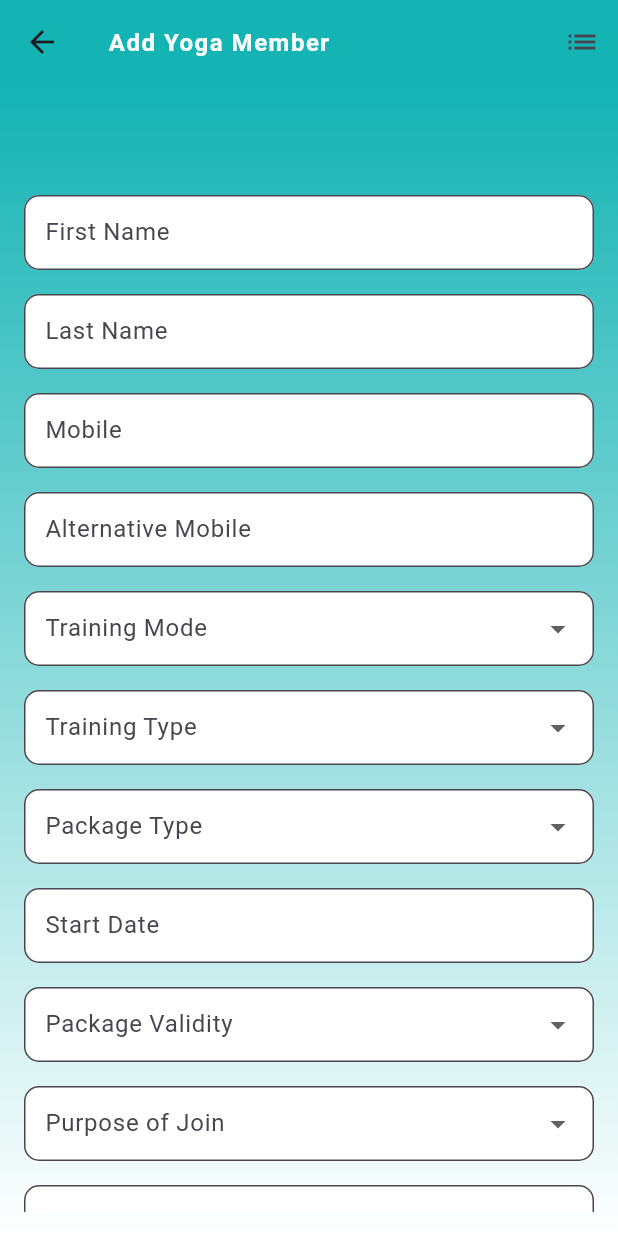
After one commit to mohitchauhanindiaresults/DrSatya, a Flutter app: the AddYogaMemberScreen screen opened directly, on a phone screen of 412 x 824 dp. The commit adds this screen. Run offline on Flutter 3.47's test engine with Material 3 defaults, Android fonts, the light colour scheme and no system bars; our stand-ins replace dio, fluttertoast, shared_preferences, sn_progress_dialog; accounts and stored records are empty.

Commit message:
30 July stable build [Till consultation]

```diff
--- a/lib/main.dart
+++ b/lib/main.dart
@@ -1,4 +1,3 @@
-import 'package:firebase_core/firebase_core.dart';
 import 'package:flutter/material.dart';
 import 'package:satya_new/screens/LoginScreen.dart';
 
--- a/lib/screens/AddEnquiryScreen.dart
+++ b/lib/screens/AddEnquiryScreen.dart
@@ -494,9 +494,7 @@ class _AddEnquiryScreenState extends State<AddEnquiryScreen> {
                       ),
                       SizedBox(height: 15.0),
                       DropdownButtonFormField<String>(
-                        value: sourceController.text.isNotEmpty
-                            ? sourceController.text
-                            : null,
+                        value: sourceController.text.isNotEmpty ? sourceController.text : null,
                         onChanged: (String? value) {
                           setState(() {
                             sourceController.text = value!;
--- /dev/null
+++ b/lib/screens/Yoga/AddYogaMember.dart
@@ -0,0 +1,286 @@
+import 'dart:convert';
+import 'package:dio/dio.dart';
+import 'package:flutter/material.dart';
+import 'package:fluttertoast/fluttertoast.dart';
+import 'package:satya_new/screens/DashboardScreen.dart';
+import 'package:satya_new/utils/Utils.dart';
+import 'package:sn_progress_dialog/progress_dialog.dart';
+
+import 'MemberListing.dart';
+
+class AddYogaMemberScreen extends StatefulWidget {
+  @override
+  _AddYogaMemberScreenState createState() => _AddYogaMemberScreenState();
+}
+
+class _AddYogaMemberScreenState extends State<AddYogaMemberScreen> {
+  TextEditingController firstNameController = TextEditingController();
+  TextEditingController lastNameController = TextEditingController();
+  TextEditingController mobileController = TextEditingController();
+  TextEditingController alternativeMobileController = TextEditingController();
+  TextEditingController trainingModeController = TextEditingController();
+  TextEditingController trainingTypeController = TextEditingController();
+  TextEditingController packageTypeController = TextEditingController();
+  TextEditingController startDateController = TextEditingController();
+  TextEditingController packageValidityController = TextEditingController();
+  TextEditingController purposeController = TextEditingController();
+  TextEditingController batchTimeController = TextEditingController();
+  TextEditingController healthIssueController = TextEditingController();
+  TextEditingController extensionController = TextEditingController();
+  TextEditingController statusController = TextEditingController();
+
+  List<String> trainingModes = ['Online', 'Center', 'Home'];
+  List<String> trainingTypes = ['Personal', 'Group'];
+  List<String> packageTypes = ['Passes', 'Regular', 'Lifetime'];
+  List<String> packageValidity = [
+    for (var i = 1; i <= 24; i++) '$i Month${i > 1 ? 's' : ''}'
+  ];
+  List<String> purposes = [
+    'Fitness',
+    'Disease',
+    'Pain',
+    'Weight Loss',
+    'Stress',
+    'Other'
+  ];
+  List<String> statuses = [
+    'Current Member',
+    'Old Member',
+    'Default'
+  ];
+
+  @override
+  Widget build(BuildContext context) {
+    return Scaffold(
+      appBar: AppBar(
+        backgroundColor: Color(0xFF14B3B4),
+        title: Text(
+          'Add Yoga Member',
+          style: TextStyle(
+            fontSize: 16,
+            fontWeight: FontWeight.bold,
+            letterSpacing: 1,
+            color: Colors.white,
+          ),
+        ),
+        actions: [
+          IconButton(
+            icon: Icon(Icons.list), // Use an appropriate icon for your use case
+            onPressed: () {
+              // Define your action here
+              // For example, navigate to the member list screen
+              Navigator.push(
+                context,
+                MaterialPageRoute(builder: (context) => MemberListing()), // Replace with your actual member list screen
+              );
+            },
+          ),
+        ],
+      ),
+
+      body: Container(
+        decoration: BoxDecoration(
+          gradient: LinearGradient(
+            colors: [Color(0xFF14B3B4), Colors.white],
+            begin: Alignment.topCenter,
+            end: Alignment.bottomCenter,
+          ),
+        ),
+        child: Padding(
+          padding: const EdgeInsets.all(16.0),
+          child: SingleChildScrollView(
+            child: Column(
+              mainAxisAlignment: MainAxisAlignment.center,
+              crossAxisAlignment: CrossAxisAlignment.center,
+              children: [
+                SizedBox(height: 50.0),
+                Form(
+                  child: Column(
+                    children: [
+                      buildTextFormField(firstNameController, 'First Name'),
+                      buildTextFormField(lastNameController, 'Last Name'),
+                      buildTextFormField(mobileController, 'Mobile'),
+                      buildTextFormField(alternativeMobileController, 'Alternative Mobile'),
+                      buildDropdownButtonFormField(trainingModeController, 'Training Mode', trainingModes),
+                      buildDropdownButtonFormField(trainingTypeController, 'Training Type', trainingTypes),
+                      buildDropdownButtonFormField(packageTypeController, 'Package Type', packageTypes),
+                      buildTextFormField(startDateController, 'Start Date'),
+                      buildDropdownButtonFormField(packageValidityController, 'Package Validity', packageValidity),
+                      buildDropdownButtonFormField(purposeController, 'Purpose of Join', purposes),
+                      buildTextFormField(batchTimeController, 'Batch Time'),
+                      buildTextFormField(healthIssueController, 'Health Issue'),
+                      buildTextFormField(extensionController, 'Extension'),
+                      buildDropdownButtonFormField(statusController, 'Status', statuses),
+                      SizedBox(height: 30.0),
+                      ElevatedButton(
+                        onPressed: () async {
+                          if (firstNameController.text.isEmpty ||
+                              lastNameController.text.isEmpty ||
+                              mobileController.text.isEmpty ||
+                              alternativeMobileController.text.isEmpty ||
+                              trainingModeController.text.isEmpty ||
+                              trainingTypeController.text.isEmpty ||
+                              packageTypeController.text.isEmpty ||
+                              startDateController.text.isEmpty ||
+                              packageValidityController.text.isEmpty ||
+                              purposeController.text.isEmpty ||
+                              batchTimeController.text.isEmpty ||
+                              healthIssueController.text.isEmpty ||
+                              extensionController.text.isEmpty ||
+                              statusController.text.isEmpty) {
+                            Utils.showAlertDialog(context, "Please fill in all fields");
+                          } else {
+                            addYogaMember(context);
+                          }
+                        },
+                        style: ElevatedButton.styleFrom(
+                          backgroundColor: Color(0xFF14B3B4),
+                          shape: RoundedRectangleBorder(
+                            borderRadius: BorderRadius.circular(10.0),
+                          ),
+                          elevation: 5,
+                          shadowColor: Colors.grey,
+                          padding: EdgeInsets.symmetric(vertical: 10.0, horizontal: 40.0),
+                        ),
+                        child: Text(
+                          'Submit Yoga Member',
+                          style: TextStyle(
+                            fontSize: 18,
+                            fontWeight: FontWeight.bold,
+                            color: Colors.white,
+                          ),
+                        ),
+                      ),
+                    ],
+                  ),
+                ),
+              ],
+            ),
+          ),
+        ),
+      ),
+    );
+  }
+
+  Widget buildTextFormField(TextEditingController controller, String labelText) {
+    return Padding(
+      padding: const EdgeInsets.symmetric(vertical: 8.0),
+      child: TextFormField(
+        controller: controller,
+        decoration: InputDecoration(
+          labelText: labelText,
+          filled: true,
+          fillColor: Colors.white,
+          contentPadding: EdgeInsets.symmetric(vertical: 13.0, horizontal: 10.0),
+          border: OutlineInputBorder(
+            borderRadius: BorderRadius.circular(10.0),
+          ),
+        ),
+      ),
+    );
+  }
+
+  Widget buildDropdownButtonFormField(TextEditingController controller, String labelText, List<String> items) {
+    return Padding(
+      padding: const EdgeInsets.symmetric(vertical: 8.0),
+      child: DropdownButtonFormField<String>(
+        value: controller.text.isNotEmpty ? controller.text : null,
+        onChanged: (String? value) {
+          setState(() {
+            controller.text = value!;
+          });
+        },
+        items: items.map((String value) {
+          return DropdownMenuItem<String>(
+            value: value,
+            child: Text(value),
+          );
+        }).toList(),
+        decoration: InputDecoration(
+          labelText: labelText,
+          filled: true,
+          fillColor: Colors.white,
+          contentPadding: EdgeInsets.symmetric(vertical: 13.0, horizontal: 10.0),
+          border: OutlineInputBorder(
+            borderRadius: BorderRadius.circular(10.0),
+          ),
+        ),
+      ),
+    );
+  }
+
+  Future<void> addYogaMember(BuildContext context) async {
+    ProgressDialog pd = ProgressDialog(context: context);
+    pd.show(msg: "Please Wait");
+    String message = "";
+    final Dio dio = Dio();
+    final data = {
+      "first_name": firstNameController.text,
+      "last_name": lastNameController.text,
+      "mobile": mobileController.text,
+      "alternative_mobile": alternativeMobileController.text,
+      "training_mode": trainingModeController.text,
+      "training_type": trainingTypeController.text,
+      "package_type": packageTypeController.text,
+      "start_date": startDateController.text,
+      "package_validity": packageValidityController.text,
+      "purpose": purposeController.text,
+      "batch_time": batchTimeController.text,
+      "health_issue": healthIssueController.text,
+      "extension": extensionController.text,
+      "status": statusController.text,
+    };
+    try {
+      final response = await dio.post(
+        "https://clients.charumindworks.com/satya/api/addmember",
+        data: data,
+      );
+      if (response.statusCode == 200) {
+        pd.close(delay: 0);
+        final jsonResponse = response.data;
+        Map<String, dynamic> responseMap = json.decode(response.toString());
+        message = responseMap['message'].toString();
+        String status = responseMap['status'].toString();
+        if (status == "success") {
+          Fluttertoast.showToast(
+            msg: message,
+            toastLength: Toast.LENGTH_SHORT,
+            gravity: ToastGravity.BOTTOM,
+            backgroundColor: Colors.grey,
+            textColor: Colors.white,
+          );
+          Navigator.push(
+            context,
+            MaterialPageRoute(
+              builder: (context) => DashboardScreen(),
+            ),
+          );
+        } else {
+          pd.close(delay: 0);
+          Utils.showAlertDialog(context, "SOMETHING WENT WRONG !!");
+          Fluttertoast.showToast(
+            msg: message,
+            toastLength: Toast.LENGTH_SHORT,
+            gravity: ToastGravity.BOTTOM,
+            backgroundColor: Colors.grey,
+            textColor: Colors.white,
+          );
+        }
+      } else {
+        pd.close(delay: 0);
+        Fluttertoast.showToast(
+          msg: "Internal Server Error",
+          toastLength: Toast.LENGTH_SHORT,
+          gravity: ToastGravity.BOTTOM,
+          backgroundColor: Colors.grey,
+          textColor: Colors.white,
+        );
+        throw Exception('Enquiry failed');
+      }
+    } catch (e) {
+      pd.close(delay: 0);
+      Utils.showAlertDialog(context, 'SOMETHING WENT WRONG !!');
+      throw Exception('An error occurred during enquiry');
+    }
+  }
+}
--- a/lib/utils/Constant.dart
+++ b/lib/utils/Constant.dart
@@ -1,5 +1,5 @@
 class Constant {
-  static const String BASE_URL = 'https://clients.charumindworks.com/satya/';
+  static const String BASE_URL = 'http://clients.charumindworks.com/satya/';
   static const String NAME = 'name';
   static const String EMAIL = 'email';
   static const String MOBILE = 'mobile';
--- a/pubspec.yaml
+++ b/pubspec.yaml
@@ -16,7 +16,7 @@ publish_to: 'none' # Remove this line if you wish to publish to pub.dev
 # https://developer.apple.com/library/archive/documentation/General/Reference/InfoPlistKeyReference/Articles/CoreFoundationKeys.html
 # In Windows, build-name is used as the major, minor, and patch parts
 # of the product and file versions while build-number is used as the build suffix.
-version: 1.0.0+2
+version: 1.0.0+5
 
 environment:
   sdk: '>=3.2.0 <4.0.0'
```
Also changed, not shown: lib/screens/DashboardScreen.dart (+19 -0 lines), lib/screens/LoginScreen.dart (+61 -40 lines), lib/screens/Yoga/MemberListing.dart (added, +211 -0 lines), lib/screens/Billing/AddBillingForm.dart (line endings or trailing spaces), 4 other files.
